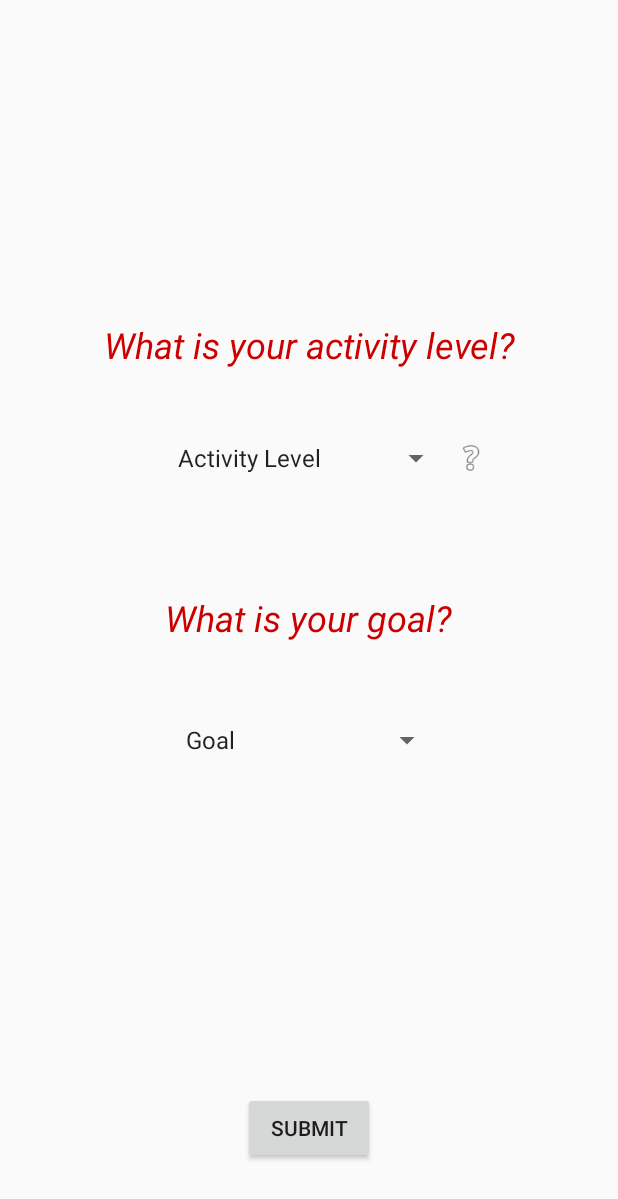
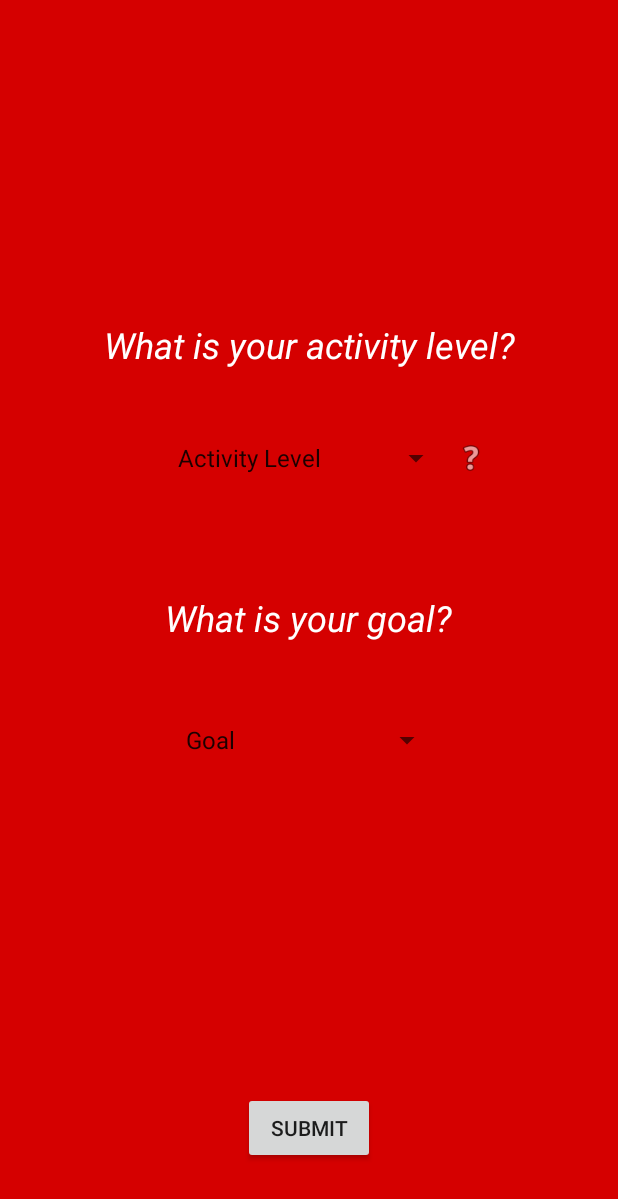
Before and after one commit to theodorethayib/NutriPocket, an Android app: the CreateProfile2Activity screen opened directly, with no data from a screen before it, on a phone screen of 412 x 824 dp. Shown: the top 1199 px of the screen. Run offline under Robolectric (Android 15) with nearby library versions, the phone set to English and light mode, and no system bars.

Commit message:
visual CP1

```diff
--- a/app/src/main/res/layout/activity_create_profile.xml
+++ b/app/src/main/res/layout/activity_create_profile.xml
@@ -124,6 +124,8 @@
         android:background="@color/Background"
         android:onClick="saveUserInfo"
         android:text="@string/CP1Button"
-        android:textColor="@android:color/background_light" />
+        android:textColor="@android:color/background_light"
+        android:textSize="14sp"
+        android:textStyle="italic" />
 
 </LinearLayout>
--- a/app/src/main/res/layout/activity_create_profile2.xml
+++ b/app/src/main/res/layout/activity_create_profile2.xml
@@ -4,6 +4,7 @@
     xmlns:tools="http://schemas.android.com/tools"
     android:layout_width="match_parent"
     android:layout_height="match_parent"
+    android:background="@color/Background"
     tools:context="com.example.theo1.nutripocket.CreateProfile2Activity">
 
 
@@ -63,11 +64,11 @@
         android:id="@+id/goal"
         android:layout_width="wrap_content"
         android:layout_height="wrap_content"
-        android:entries="@array/goalSpinner"
-        android:spinnerMode="dropdown"
         android:layout_below="@+id/textView3"
         android:layout_centerHorizontal="true"
-        android:layout_marginTop="53dp" />
+        android:layout_marginTop="53dp"
+        android:entries="@array/goalSpinner"
+        android:spinnerMode="dropdown" />
 
     <TextView
         android:id="@+id/textView2"
@@ -78,7 +79,7 @@
         android:layout_marginBottom="47dp"
         android:text="@string/activityLevel"
         android:textAlignment="center"
-        android:textColor="@android:color/holo_red_dark"
+        android:textColor="@android:color/white"
         android:textSize="24sp"
         android:textStyle="italic" />
 
@@ -90,7 +91,7 @@
         android:layout_centerVertical="true"
         android:text="@string/goal"
         android:textAlignment="center"
-        android:textColor="@android:color/holo_red_dark"
+        android:textColor="@android:color/white"
         android:textSize="24sp"
         android:textStyle="italic" />
 
```
